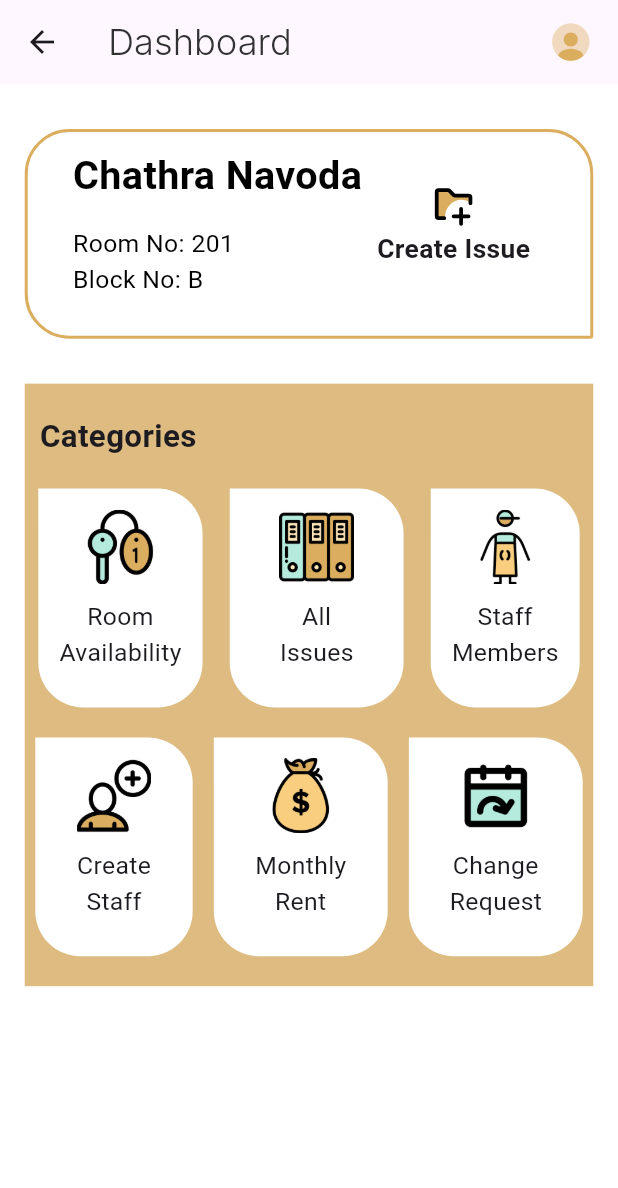
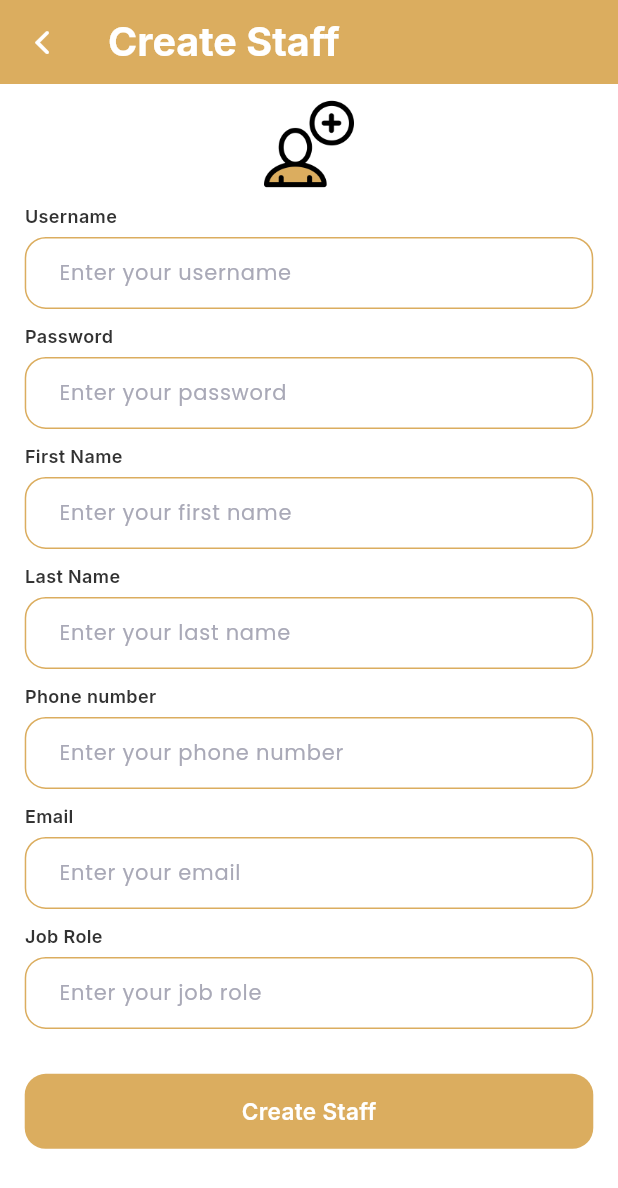
Before and after one commit to ChathraNavoda/LivingEase, a Flutter app: the HomeScreen screen opened directly, after a tap on an icon or button, on a phone screen of 412 x 824 dp. Shown: the top 1188 px of the screen. Run offline on Flutter 3.47's test engine with Material 3 defaults, Android fonts, the phone set to English and light mode, and no system bars; our stand-ins replace flutter_screenutil, flutter_svg, google_fonts.

Commit message:
Create staff screen

```diff
--- /dev/null
+++ b/lib/features/admin/screens/create_staff_screen.dart
@@ -0,0 +1,228 @@
+import 'package:flutter/material.dart';
+import 'package:flutter_screenutil/flutter_screenutil.dart';
+import 'package:livingease/common/app_bar.dart';
+import 'package:livingease/common/constant.dart';
+import 'package:livingease/common/custom_text_field.dart';
+import 'package:livingease/common/spacing.dart';
+import 'package:livingease/features/auth/widgets/custom_button.dart';
+import 'package:livingease/theme/colors.dart';
+import 'package:livingease/theme/text_theme.dart';
+
+class CreateStaffScreen extends StatefulWidget {
+  const CreateStaffScreen({super.key});
+
+  @override
+  State<CreateStaffScreen> createState() => _CreateStaffScreenState();
+}
+
+class _CreateStaffScreenState extends State<CreateStaffScreen> {
+  static final _formKey = GlobalKey<FormState>();
+  TextEditingController username = TextEditingController();
+  TextEditingController email = TextEditingController();
+  TextEditingController password = TextEditingController();
+  TextEditingController firstName = TextEditingController();
+  TextEditingController lastName = TextEditingController();
+  TextEditingController phone = TextEditingController();
+  TextEditingController jobRole = TextEditingController();
+
+  @override
+  void dispose() {
+    username.dispose();
+    email.dispose();
+    firstName.dispose();
+    lastName.dispose();
+    phone.dispose();
+    jobRole.dispose();
+    super.dispose();
+  }
+
+  @override
+  Widget build(BuildContext context) {
+    return Scaffold(
+      backgroundColor: Colors.white,
+      appBar: buildAppBar(context, "Create Staff"),
+      body: SingleChildScrollView(
+        child: Padding(
+          padding: EdgeInsets.symmetric(horizontal: 15.w, vertical: 10.h),
+          child: Form(
+            key: _formKey,
+            child: Column(
+              crossAxisAlignment: CrossAxisAlignment.start,
+              children: [
+                const Center(
+                  child: Image(
+                    image: AssetImage(AppConstants.createStaff),
+                    height: 60,
+                    width: 60,
+                  ),
+                ),
+                heightSpacer(10),
+                Text(
+                  "Username",
+                  style: AppTextTheme.kLabelStyle,
+                ),
+                CustomTextField(
+                  controller: email,
+                  enabledBorder: OutlineInputBorder(
+                    borderRadius: BorderRadius.circular(14),
+                    borderSide: const BorderSide(
+                      color: AppColors.kIndianYellow,
+                    ),
+                  ),
+                  inputHint: "Enter your username",
+                  validator: (value) {
+                    if (value!.isEmpty) {
+                      return "Username is required!";
+                    }
+                    return null;
+                  },
+                ),
+                heightSpacer(5),
+                Text(
+                  "Password",
+                  style: AppTextTheme.kLabelStyle,
+                ),
+                CustomTextField(
+                  controller: email,
+                  enabledBorder: OutlineInputBorder(
+                    borderRadius: BorderRadius.circular(14),
+                    borderSide: const BorderSide(
+                      color: AppColors.kIndianYellow,
+                    ),
+                  ),
+                  inputHint: "Enter your password",
+                  validator: (value) {
+                    if (value!.isEmpty) {
+                      return "Password is required!";
+                    }
+                    return null;
+                  },
+                ),
+                heightSpacer(5),
+                Text(
+                  "First Name",
+                  style: AppTextTheme.kLabelStyle,
+                ),
+                CustomTextField(
+                  controller: email,
+                  enabledBorder: OutlineInputBorder(
+                    borderRadius: BorderRadius.circular(14),
+                    borderSide: const BorderSide(
+                      color: AppColors.kIndianYellow,
+                    ),
+                  ),
+                  inputHint: "Enter your first name",
+                  validator: (value) {
+                    if (value!.isEmpty) {
+                      return "Email is required!";
+                    }
+                    return null;
+                  },
+                ),
+                heightSpacer(5),
+                Text(
+                  "Last Name",
+                  style: AppTextTheme.kLabelStyle,
+                ),
+                CustomTextField(
+                  controller: email,
+                  enabledBorder: OutlineInputBorder(
+                    borderRadius: BorderRadius.circular(14),
+                    borderSide: const BorderSide(
+                      color: AppColors.kIndianYellow,
+                    ),
+                  ),
+                  inputHint: "Enter your last name",
+                  validator: (value) {
+                    if (value!.isEmpty) {
+                      return "Last Name is required!";
+                    }
+                    return null;
+                  },
+                ),
+                heightSpacer(5),
+                Text(
+                  "Phone number",
+                  style: AppTextTheme.kLabelStyle,
+                ),
+                CustomTextField(
+                  controller: email,
+                  enabledBorder: OutlineInputBorder(
+                    borderRadius: BorderRadius.circular(14),
+                    borderSide: const BorderSide(
+                      color: AppColors.kIndianYellow,
+                    ),
+                  ),
+                  inputHint: "Enter your phone number",
+                  validator: (value) {
+                    if (value!.isEmpty) {
+                      return "Phone number is required!";
+                    }
+                    return null;
+                  },
+                ),
+                heightSpacer(5),
+                Text(
+                  "Email",
+                  style: AppTextTheme.kLabelStyle,
+                ),
+                CustomTextField(
+                  controller: email,
+                  enabledBorder: OutlineInputBorder(
+                    borderRadius: BorderRadius.circular(14),
+                    borderSide: const BorderSide(
+                      color: AppColors.kIndianYellow,
+                    ),
+                  ),
+                  inputHint: "Enter your email",
+                  validator: (value) {
+                    if (value!.isEmpty) {
+                      return "Email is required!";
+                    }
+                    return null;
+                  },
+                ),
+                heightSpacer(5),
+                Text(
+                  "Job Role",
+                  style: AppTextTheme.kLabelStyle,
+                ),
+                CustomTextField(
+                  controller: email,
+                  enabledBorder: OutlineInputBorder(
+                    borderRadius: BorderRadius.circular(14),
+                    borderSide: const BorderSide(
+                      color: AppColors.kIndianYellow,
+                    ),
+                  ),
+                  inputHint: "Enter your job role",
+                  validator: (value) {
+                    if (value!.isEmpty) {
+                      return "Job role is required!";
+                    }
+                    return null;
+                  },
+                ),
+                heightSpacer(25),
+                CustomButton(
+                  buttonText: 'Create Staff',
+                  buttonColor: Colors.white,
+                  onTap: () {
+                    if (_formKey.currentState!.validate()) {}
+                    // Navigator.push(
+                    //   context,
+                    //   MaterialPageRoute(
+                    //     builder: (context) => const HomeScreen(),
+                    //   ),
+                    // );
+                  },
+                  size: 15,
+                ),
+              ],
+            ),
+          ),
+        ),
+      ),
+    );
+  }
+}
--- a/lib/features/home/screens/home_screen.dart
+++ b/lib/features/home/screens/home_screen.dart
@@ -3,6 +3,7 @@ import 'package:flutter_screenutil/flutter_screenutil.dart';
 import 'package:flutter_svg/flutter_svg.dart';
 import 'package:livingease/common/constant.dart';
 import 'package:livingease/common/spacing.dart';
+import 'package:livingease/features/admin/screens/create_staff_screen.dart';
 import 'package:livingease/features/home/widgets/category_card.dart';
 import 'package:livingease/features/tenants/screens/create_issue_screen.dart';
 import 'package:livingease/theme/colors.dart';
@@ -185,7 +186,14 @@ class _HomeScreenState extends State<HomeScreen> {
                         image: AppConstants.createStaff,
                         imageWidth: 70.0,
                         imageHeight: 50.0,
-                        onTap: () {},
+                        onTap: () {
+                          Navigator.push(
+                            context,
+                            MaterialPageRoute(
+                              builder: (context) => const CreateStaffScreen(),
+                            ),
+                          );
+                        },
                       ),
                       CategoryCard(
                         category: "Monthly\nRent",
--- a/lib/theme/text_theme.dart
+++ b/lib/theme/text_theme.dart
@@ -11,7 +11,7 @@ class AppTextTheme {
 
   static TextStyle kLabelStyle = GoogleFonts.inter(
     color: AppColors.kSecondaryColor,
-    fontWeight: FontWeight.w300,
+    fontWeight: FontWeight.w600,
     fontSize: 12,
   );
 
```
